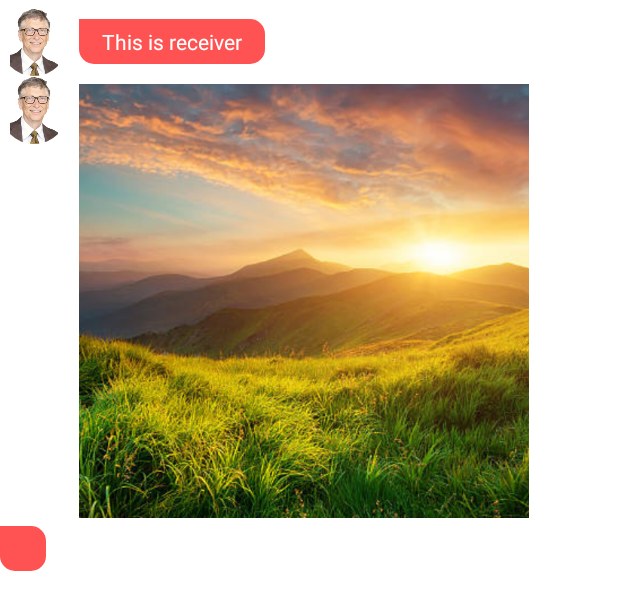
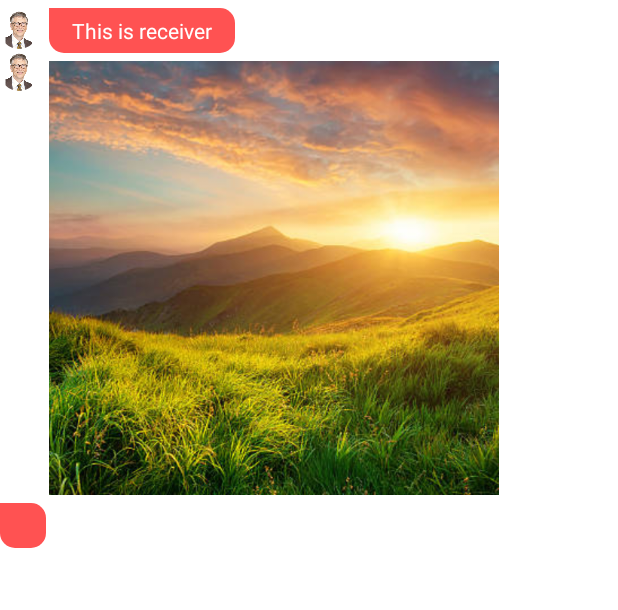
Before and after one commit to MdAbdullahAlMahmud/PMIS-Defense_A, an Android app: the layout message_receive.xml on its own in the app's theme, with its tools: preview values and no code run, on a phone screen of 412 x 824 dp. Shown: the top 610 px of the screen. Run offline under Robolectric (Android 15) with nearby library versions, the phone set to English and light mode, and no system bars; Roboto replaces fonts that are not available here.

Commit message:
minor changes on message_receive layout-> decrease image size

```diff
--- a/app/src/main/java/com/mkrlabs/pmisdefence/repository/ProjectRepository.kt
+++ b/app/src/main/java/com/mkrlabs/pmisdefence/repository/ProjectRepository.kt
@@ -17,10 +17,6 @@ class ProjectRepository @Inject constructor(
     val firebaseFirestore: FirebaseFirestore,
     val mAuth: FirebaseAuth
 ) {
-
-
-
-
     suspend fun createProject(
         project: Project,
         result: (Resource<Pair<Project, String>>) -> Unit
@@ -221,13 +217,11 @@ class ProjectRepository @Inject constructor(
 
 
     suspend fun addMemberToProject(projectId : String , list :  List<Student> , result : (Resource<String>) -> Unit){
-        var count = 0
        list.forEach {student ->
             student.projectId = projectId
            firebaseFirestore.collection(Constant.USER_NODE)
                .document(student.uid)
                .set(student).addOnSuccessListener{
-                   count ++
                }.addOnFailureListener{
                    it.printStackTrace()
                    result.invoke(Resource.Error(it.localizedMessage.toString()))
--- a/app/src/main/res/layout/message_receive.xml
+++ b/app/src/main/res/layout/message_receive.xml
@@ -22,8 +22,8 @@
 
         <de.hdodenhof.circleimageview.CircleImageView
             android:id="@+id/receive_message_item_image"
-            android:layout_width="45dp"
-            android:layout_height="45dp"
+            android:layout_width="25dp"
+            android:layout_height="25dp"
             android:src="@drawable/dummy_person"
             app:layout_constraintBottom_toBottomOf="parent"
             app:layout_constraintStart_toStartOf="parent"
@@ -62,8 +62,8 @@
 
             <de.hdodenhof.circleimageview.CircleImageView
                 android:id="@+id/receive_image"
-                android:layout_width="45dp"
-                android:layout_height="45dp"
+                android:layout_width="25dp"
+                android:layout_height="25dp"
                 android:src="@drawable/dummy_person"
                 app:layout_constraintBottom_toBottomOf="parent"
                 app:layout_constraintStart_toStartOf="parent"
```
